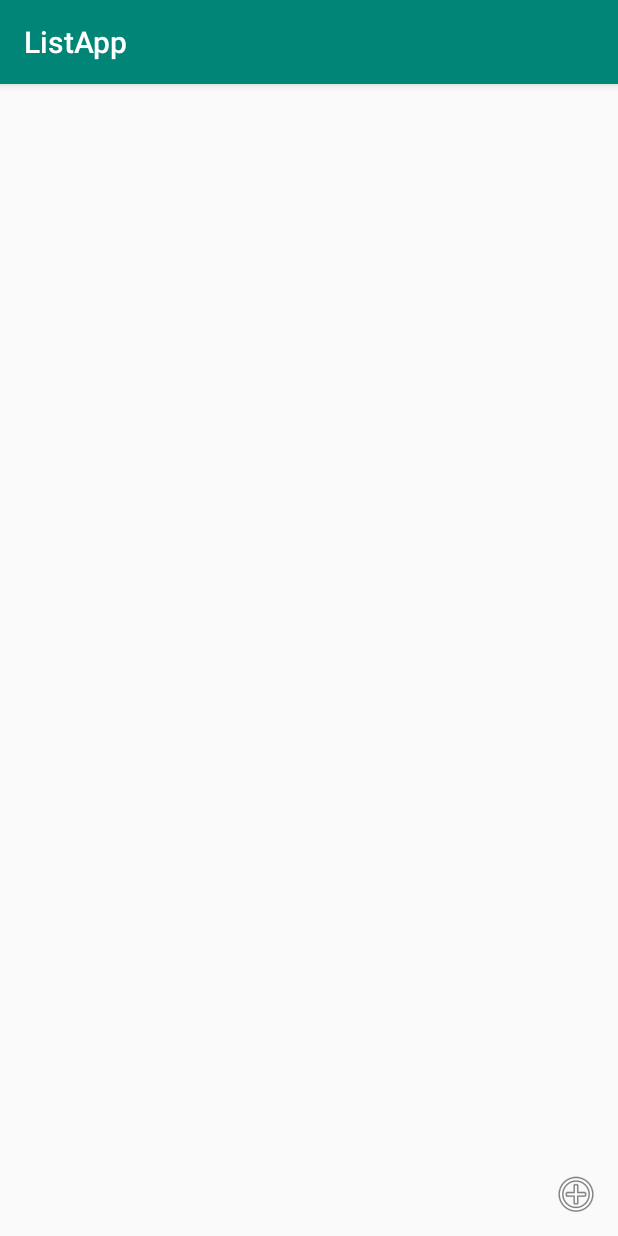
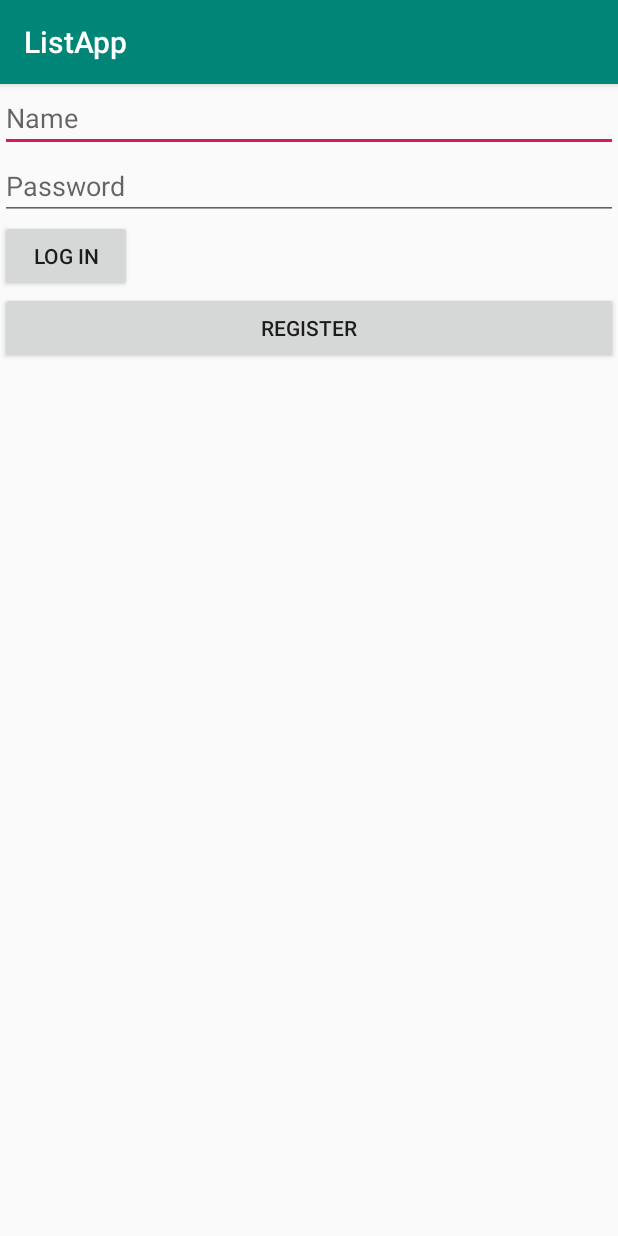
Before and after one commit to DSA-Group-2/DSA-Project-Android, an Android app: the screen it shows after launch (MainActivity before the commit, LoginActivity after it), on a phone screen of 412 x 824 dp. Run offline under Robolectric (Android 15) with nearby library versions, the phone set to English and light mode, and no system bars.

Commit message:
feat: added login & swap activites
Log in de android correcto. Se inicia desde la actividad de log in; un botón de registro cambia a la actividad "registro" y si inicias sesisón te redirecciona a la tienda.

```diff
--- /dev/null
+++ b/ListApp-master/app/src/main/java/dsa/upc/edu/listapp/LoginActivity.java
@@ -0,0 +1,84 @@
+package dsa.upc.edu.listapp;
+
+import android.support.v7.app.AppCompatActivity;
+import android.os.Bundle;
+import android.view.View;
+import android.widget.Button;
+import android.widget.EditText;
+import android.widget.TextView;
+import android.content.Intent;
+
+import dsa.upc.edu.listapp.github.API;
+import dsa.upc.edu.listapp.github.Credentials;
+import dsa.upc.edu.listapp.github.UserApi;
+
+import retrofit2.Call;
+import retrofit2.Callback;
+import retrofit2.Response;
+
+public class
+LoginActivity extends AppCompatActivity {
+
+    @Override
+    protected void onCreate(Bundle savedInstanceState) {
+        super.onCreate(savedInstanceState);
+        setContentView(R.layout.activity_login);
+
+        Button button = (Button) findViewById(R.id.loginButton);
+        Button goRegister = (Button) findViewById(R.id.registerButton2);
+
+        goRegister.setOnClickListener(new View.OnClickListener() {
+            @Override
+            public void onClick(View view) {
+                startActivity(new Intent(LoginActivity.this, RegisterActivity.class));
+            }
+        });
+
+        button.setOnClickListener(new View.OnClickListener() {
+            @Override
+            public void onClick(View view) {
+
+                EditText name = (EditText) findViewById(R.id.name);
+                EditText password = (EditText) findViewById(R.id.password);
+
+                final TextView textView = (TextView) findViewById(R.id.registerResult);
+
+                if (name.getText().toString().isEmpty() ||
+                        password.getText().toString().isEmpty()) {
+
+                    textView.setText("Fill in all fields");
+                    return;
+                }
+
+                Credentials credentials = new Credentials(name.getText().toString(),
+                        password.getText().toString()
+                );
+
+                UserApi userService = API.getUserApi();
+                Call<Void> call = userService.login(credentials);
+
+                call.enqueue(new Callback<Void>() {
+                    @Override
+                    public void onResponse(Call<Void> call, Response<Void> response) {
+
+                        if (response.code() == 200) {
+                            textView.setText("Correct login");
+                            startActivity(new Intent(LoginActivity.this, MainActivity.class));
+                        }
+                        else if (response.code() == 401) {
+                            textView.setText("Incorrect username or password");
+                        }
+                        else {
+                            textView.setText("Error" + response.code());
+                        }
+                    }
+
+                    @Override
+                    public void onFailure(Call<Void> call, Throwable t) {
+                        textView.setText("Something went wrong: " + t.getMessage());
+                    }
+                });
+            }
+        });
+    }
+}
--- a/ListApp-master/app/src/main/java/dsa/upc/edu/listapp/RegisterActivity.java
+++ b/ListApp-master/app/src/main/java/dsa/upc/edu/listapp/RegisterActivity.java
@@ -15,14 +15,15 @@ import retrofit2.Call;
 import retrofit2.Callback;
 import retrofit2.Response;
 
-public class RegisterActivity extends AppCompatActivity {
+public class
+RegisterActivity extends AppCompatActivity {
 
     @Override
     protected void onCreate(Bundle savedInstanceState) {
         super.onCreate(savedInstanceState);
         setContentView(R.layout.activity_register);
 
-        Button button = (Button) findViewById(R.id.registerButton);
+        Button button = (Button) findViewById(R.id.loginButton);
 
         button.setOnClickListener(new View.OnClickListener() {
             @Override
--- a/ListApp-master/app/src/main/java/dsa/upc/edu/listapp/github/UserApi.java
+++ b/ListApp-master/app/src/main/java/dsa/upc/edu/listapp/github/UserApi.java
@@ -9,4 +9,7 @@ public interface UserApi {
     @POST("user/register")
     Call<Void> register(@Body User user);
 
+    @POST("user/login")
+    Call<Void> login(@Body Credentials credentials);
+
 }
--- /dev/null
+++ b/ListApp-master/app/src/main/res/layout/activity_login.xml
@@ -0,0 +1,37 @@
+<?xml version="1.0" encoding="utf-8"?>
+<LinearLayout xmlns:android="http://schemas.android.com/apk/res/android"
+    android:layout_width="match_parent"
+    android:layout_height="match_parent"
+    android:orientation="vertical">
+
+    <EditText
+        android:id="@+id/name"
+        android:layout_width="match_parent"
+        android:layout_height="wrap_content"
+        android:hint="Name"/>
+
+    <EditText
+        android:id="@+id/password"
+        android:layout_width="match_parent"
+        android:layout_height="wrap_content"
+        android:hint="Password"
+        android:inputType="textPassword"/>
+
+    <Button
+        android:id="@+id/loginButton"
+        android:layout_width="wrap_content"
+        android:layout_height="wrap_content"
+        android:text="Log in" />
+
+    <Button
+        android:id="@+id/registerButton2"
+        android:layout_width="match_parent"
+        android:layout_height="wrap_content"
+        android:text="Register" />
+
+    <TextView
+        android:id="@+id/registerResult"
+        android:layout_width="match_parent"
+        android:layout_height="wrap_content"/>
+
+</LinearLayout>
--- a/ListApp-master/app/src/main/res/layout/activity_register.xml
+++ b/ListApp-master/app/src/main/res/layout/activity_register.xml
@@ -37,7 +37,7 @@
         android:inputType="textPassword"/>
 
     <Button
-        android:id="@+id/registerButton"
+        android:id="@+id/loginButton"
         android:layout_width="wrap_content"
         android:layout_height="wrap_content"
         android:text="Register"/>
```
Also changed, not shown: ListApp-master/app/src/main/AndroidManifest.xml (+7 -5 lines), ListApp-master/app/src/main/java/dsa/upc/edu/listapp/github/Credentials.java (added, +13 -0 lines).
